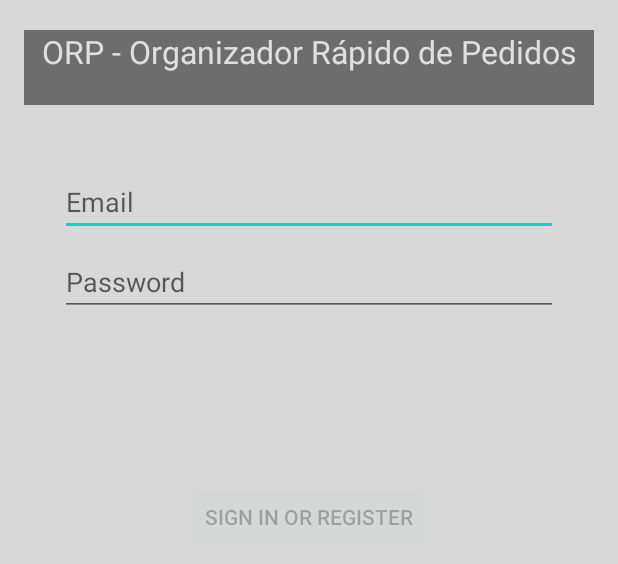
After one commit to ang3lls/ORP-Organizador-Rapido-de-Pedidos, an Android app: the layout activity_login_restaurante.xml on its own in the app's theme, with its tools: preview values and no code run, on a phone screen of 412 x 824 dp. The commit adds this screen. Shown: the top 564 px of the screen. Run offline under Robolectric (Android 15) with nearby library versions, the phone set to English and light mode, and no system bars.

Commit message:
Add login activity

```diff
--- a/MobileApp/app/build.gradle
+++ b/MobileApp/app/build.gradle
@@ -33,6 +33,7 @@ dependencies {
     implementation 'androidx.navigation:navigation-fragment:2.0.0'
     implementation 'androidx.navigation:navigation-ui:2.0.0'
     implementation 'androidx.lifecycle:lifecycle-extensions:2.0.0'
+    implementation 'androidx.annotation:annotation:1.1.0'
     testImplementation 'junit:junit:4.12'
     androidTestImplementation 'androidx.test.ext:junit:1.1.1'
     androidTestImplementation 'androidx.test.espresso:espresso-core:3.2.0'
--- a/MobileApp/app/src/main/AndroidManifest.xml
+++ b/MobileApp/app/src/main/AndroidManifest.xml
@@ -9,6 +9,9 @@
         android:roundIcon="@mipmap/ic_launcher_round"
         android:supportsRtl="true"
         android:theme="@style/AppTheme">
+        <activity
+            android:name=".ui.login.LoginRestaurante"
+            android:label="@string/title_activity_login_restaurante"></activity>
         <activity
             android:name=".MainActivity"
             android:label="@string/app_name"
--- /dev/null
+++ b/MobileApp/app/src/main/res/layout/activity_login_restaurante.xml
@@ -0,0 +1,105 @@
+<?xml version="1.0" encoding="utf-8"?>
+<androidx.constraintlayout.widget.ConstraintLayout xmlns:android="http://schemas.android.com/apk/res/android"
+    xmlns:app="http://schemas.android.com/apk/res-auto"
+    xmlns:tools="http://schemas.android.com/tools"
+    android:id="@+id/container"
+    android:layout_width="match_parent"
+    android:layout_height="match_parent"
+    android:background="#C7C5C5"
+    android:backgroundTint="#250E0E0E"
+    android:paddingLeft="@dimen/activity_horizontal_margin"
+    android:paddingTop="@dimen/activity_vertical_margin"
+    android:paddingRight="@dimen/activity_horizontal_margin"
+    android:paddingBottom="@dimen/activity_vertical_margin"
+    tools:context=".ui.login.LoginRestaurante">
+
+    <EditText
+        android:id="@+id/username"
+        android:layout_width="0dp"
+        android:layout_height="wrap_content"
+        android:layout_marginStart="24dp"
+        android:layout_marginTop="96dp"
+        android:layout_marginEnd="24dp"
+
+        android:hint="@string/prompt_email"
+        android:inputType="textEmailAddress"
+        android:selectAllOnFocus="true"
+        app:layout_constraintEnd_toEndOf="parent"
+        app:layout_constraintStart_toStartOf="parent"
+        app:layout_constraintTop_toTopOf="parent" />
+
+    <EditText
+        android:id="@+id/password"
+        android:layout_width="0dp"
+        android:layout_height="wrap_content"
+        android:layout_marginStart="24dp"
+        android:layout_marginTop="8dp"
+        android:layout_marginEnd="24dp"
+
+        android:hint="@string/prompt_password"
+        android:imeActionLabel="@string/action_sign_in_short"
+        android:imeOptions="actionDone"
+        android:inputType="textPassword"
+        android:selectAllOnFocus="true"
+        app:layout_constraintEnd_toEndOf="parent"
+        app:layout_constraintStart_toStartOf="parent"
+        app:layout_constraintTop_toBottomOf="@+id/username" />
+
+    <Button
+        android:id="@+id/login"
+        android:layout_width="wrap_content"
+        android:layout_height="wrap_content"
+        android:layout_gravity="start"
+        android:layout_marginStart="48dp"
+        android:layout_marginTop="16dp"
+        android:layout_marginEnd="48dp"
+        android:layout_marginBottom="64dp"
+        android:enabled="false"
+        android:text="@string/action_sign_in"
+        app:layout_constraintBottom_toBottomOf="parent"
+        app:layout_constraintEnd_toEndOf="parent"
+        app:layout_constraintStart_toStartOf="parent"
+        app:layout_constraintTop_toBottomOf="@+id/password"
+        app:layout_constraintVertical_bias="0.2" />
+
+    <ProgressBar
+        android:id="@+id/loading"
+        android:layout_width="wrap_content"
+        android:layout_height="wrap_content"
+        android:layout_gravity="center"
+        android:layout_marginStart="32dp"
+        android:layout_marginTop="64dp"
+        android:layout_marginEnd="32dp"
+        android:layout_marginBottom="64dp"
+        android:visibility="gone"
+        app:layout_constraintBottom_toBottomOf="parent"
+        app:layout_constraintEnd_toEndOf="@+id/password"
+        app:layout_constraintStart_toStartOf="@+id/password"
+        app:layout_constraintTop_toTopOf="parent"
+        app:layout_constraintVertical_bias="0.3" />
+
+    <TextView
+        android:id="@+id/textView3"
+        android:layout_width="0dp"
+        android:layout_height="50dp"
+        android:layout_marginTop="4dp"
+        android:autoText="false"
+        android:background="#6E6D6D"
+        android:text="TextView"
+        android:textAlignment="center"
+        android:textAllCaps="false"
+        android:textAppearance="@style/TextAppearance.AppCompat.Large"
+        android:textColor="#C8FFFFFF"
+        android:textDirection="ltr"
+        android:textIsSelectable="false"
+        android:textSize="21sp"
+        android:typeface="normal"
+        android:verticalScrollbarPosition="defaultPosition"
+        android:visibility="visible"
+        app:layout_constraintEnd_toEndOf="parent"
+        app:layout_constraintHorizontal_bias="0.491"
+        app:layout_constraintStart_toStartOf="parent"
+        app:layout_constraintTop_toTopOf="parent"
+        tools:text="ORP - Organizador Rápido de Pedidos" />
+
+</androidx.constraintlayout.widget.ConstraintLayout>
--- a/MobileApp/app/src/main/res/values/strings.xml
+++ b/MobileApp/app/src/main/res/values/strings.xml
@@ -12,4 +12,13 @@
     <string name="menu_slideshow">Slideshow</string>
 
     <string name="home_second">Home Second</string>
+    <string name="title_activity_login_restaurante">Entrar</string>
+    <string name="prompt_email">Email</string>
+    <string name="prompt_password">Password</string>
+    <string name="action_sign_in">Sign in or register</string>
+    <string name="action_sign_in_short">Sign in</string>
+    <string name="welcome">"Welcome !"</string>
+    <string name="invalid_username">Not a valid username</string>
+    <string name="invalid_password">Password must be >5 characters</string>
+    <string name="login_failed">"Login failed"</string>
 </resources>
```
Also changed, not shown: MobileApp/app/src/main/java/com/rdt/orp/data/LoginDataSource.java (added, +29 -0 lines), MobileApp/app/src/main/java/com/rdt/orp/data/LoginRepository.java (added, +54 -0 lines), MobileApp/app/src/main/java/com/rdt/orp/data/Result.java (added, +48 -0 lines), MobileApp/app/src/main/java/com/rdt/orp/data/model/LoggedInUser.java (added, +23 -0 lines), MobileApp/app/src/main/java/com/rdt/orp/ui/login/LoggedInUserView.java (added, +17 -0 lines), MobileApp/app/src/main/java/com/rdt/orp/ui/login/LoginFormState.java (added, +40 -0 lines), MobileApp/app/src/main/java/com/rdt/orp/ui/login/LoginRestaurante.java (added, +131 -0 lines), MobileApp/app/src/main/java/com/rdt/orp/ui/login/LoginResult.java (added, +31 -0 lines), MobileApp/app/src/main/java/com/rdt/orp/ui/login/LoginViewModel.java (added, +70 -0 lines), MobileApp/app/src/main/java/com/rdt/orp/ui/login/LoginViewModelFactory.java (added, +26 -0 lines).
